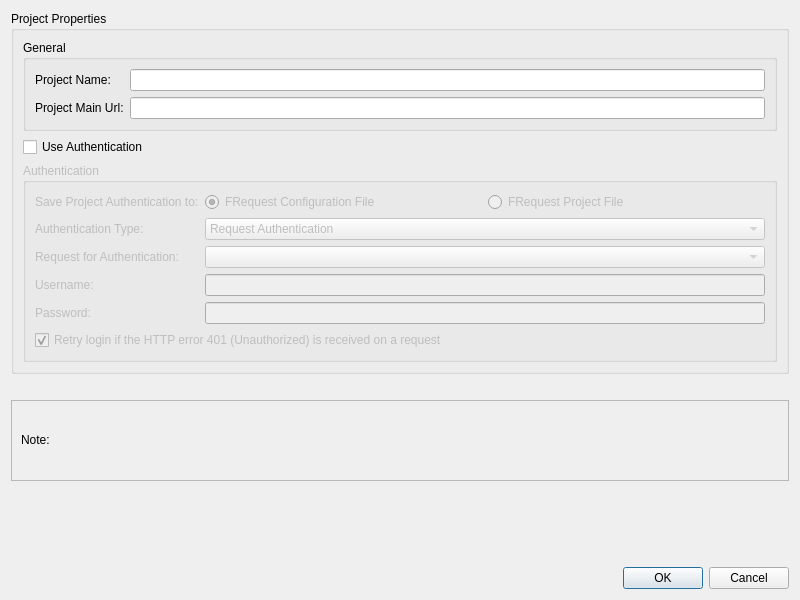
Before: the Qt Designer form projectproperties.ui in fabiobento512/FRequest, drawn with Qt 5.
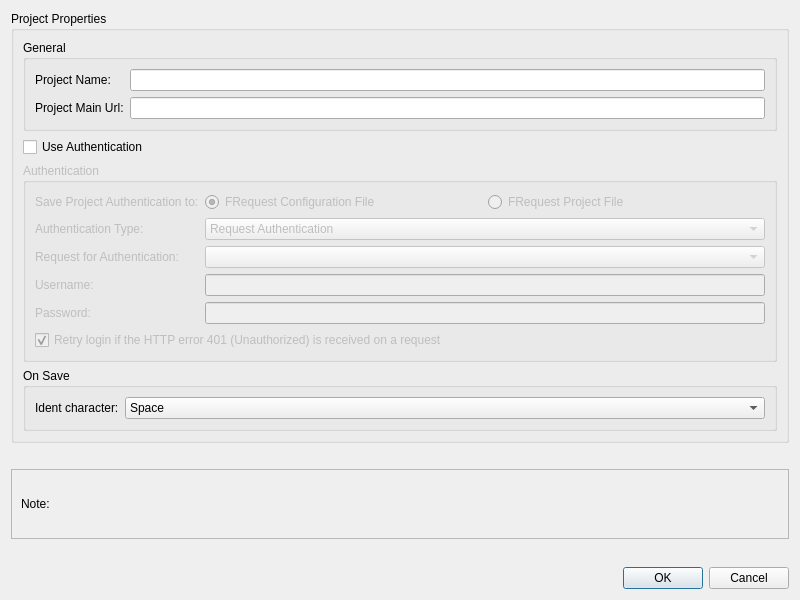
After: the same form once the commit is applied.

Commit message: Added option to specify the project file xml ident character (issue #9)

The edit to the form file:
```diff
--- a/projectproperties.ui
+++ b/projectproperties.ui
@@ -170,6 +170,42 @@
         </layout>
        </widget>
       </item>
+      <item>
+       <widget class="QGroupBox" name="groupBox">
+        <property name="title">
+         <string>On Save</string>
+        </property>
+        <layout class="QFormLayout" name="formLayout_3">
+         <item row="0" column="0">
+          <widget class="QLabel" name="lbIdentCharacter">
+           <property name="toolTip">
+            <string>Specifies the type of white space to use when identing the project xml file (on save).</string>
+           </property>
+           <property name="text">
+            <string>Ident character:</string>
+           </property>
+          </widget>
+         </item>
+         <item row="0" column="1">
+          <widget class="QComboBox" name="cbIdentCharacter">
+           <property name="toolTip">
+            <string>Specifies the type of white space to use when identing the project xml file (on save).</string>
+           </property>
+           <item>
+            <property name="text">
+             <string>Space</string>
+            </property>
+           </item>
+           <item>
+            <property name="text">
+             <string>Tab</string>
+            </property>
+           </item>
+          </widget>
+         </item>
+        </layout>
+       </widget>
+      </item>
      </layout>
     </widget>
    </item>
```
The commit also changes 9 other files.
